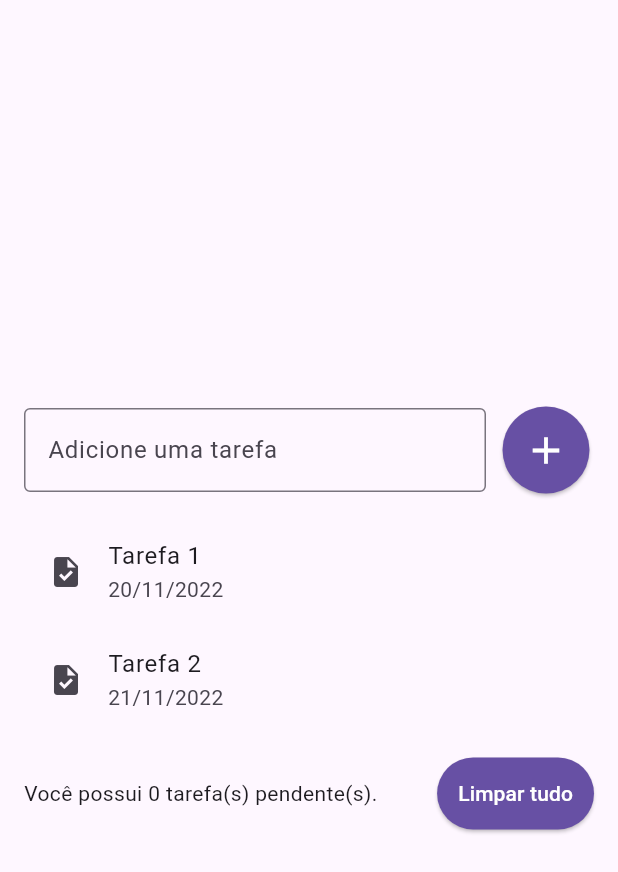
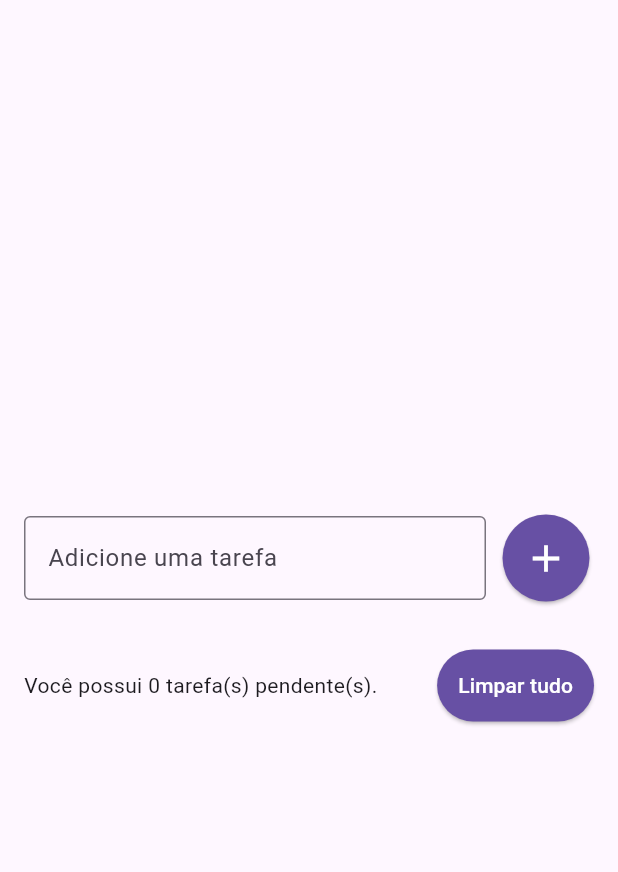
Before and after one commit to Lramosdlima/flutter-startto-dev, a Flutter app: the screen it shows after launch, after a tap on the "add" icon, on a phone screen of 412 x 824 dp. Shown: the top 872 px of the screen. Run offline on Flutter 3.47's test engine with Material 3 defaults, Android fonts, the phone set to English and light mode, and no system bars.

Commit message:
refactor: :recycle: add tasks with button and adding on listview

```diff
--- a/todo_list/lib/pages/todo_list.dart
+++ b/todo_list/lib/pages/todo_list.dart
@@ -1,7 +1,16 @@
 import 'package:flutter/material.dart';
 
-class TodoListPage extends StatelessWidget {
+class TodoListPage extends StatefulWidget {
   const TodoListPage({super.key});
+
+  @override
+  State<TodoListPage> createState() => _TodoListPageState();
+}
+
+class _TodoListPageState extends State<TodoListPage> {
+  final TextEditingController _addTaskController = TextEditingController();
+
+  List<String> tasks = [];
 
   @override
   Widget build(BuildContext context) {
@@ -14,9 +23,10 @@ class TodoListPage extends StatelessWidget {
           children: [
             Row(
               children: [
-                const Expanded(
+                Expanded(
                   child: TextField(
-                    decoration: InputDecoration(
+                    controller: _addTaskController,
+                    decoration: const InputDecoration(
                       border: OutlineInputBorder(),
                       labelText: "Adicione uma tarefa",
                       hintText: "Exemplo: Estudar Flutter",
@@ -32,7 +42,13 @@ class TodoListPage extends StatelessWidget {
                     padding: const EdgeInsets.all(14),
                     shape: const CircleBorder(),
                   ),
-                  onPressed: () {},
+                  onPressed: () {
+                    if (_addTaskController.text.isNotEmpty) {
+                      String task = _addTaskController.text;
+                      setState(() => tasks.add(task));
+                      _addTaskController.clear();
+                    }
+                  },
                   child: const Icon(
                     Icons.add,
                     size: 30,
@@ -45,22 +61,14 @@ class TodoListPage extends StatelessWidget {
               shrinkWrap:
                   true, // essa propriedade faz com que o ListView seja redimensionado ao adicionar novos itens
               children: [
-                ListTile(
-                  title: const Text('Tarefa 1'),
-                  subtitle: const Text('20/11/2022'),
-                  leading: const Icon(Icons.task),
-                  onTap: () => {
-                    print('Tarefa 1 foi concluída!'),
-                  },
-                ),
-                ListTile(
-                  title: const Text('Tarefa 2'),
-                  subtitle: const Text('21/11/2022'),
-                  leading: const Icon(Icons.task),
-                  onTap: () => {
-                    print('Tarefa 2 foi concluída!'),
-                  },
-                ),
+                for (String task in tasks)
+                  ListTile(
+                    title: Text(task),
+                    leading: const Icon(Icons.task),
+                    onTap: () => {
+                      print('Tarefa $task foi concluída!'),
+                    },
+                  ),
               ],
             ),
             const SizedBox(height: 16),
@@ -75,7 +83,9 @@ class TodoListPage extends StatelessWidget {
                       foregroundColor: Colors.white,
                       padding: const EdgeInsets.all(14),
                     ),
-                    onPressed: () {},
+                    onPressed: () {
+                      setState(() => tasks.clear());
+                    },
                     child: const Text('Limpar tudo'))
               ],
             )
```
